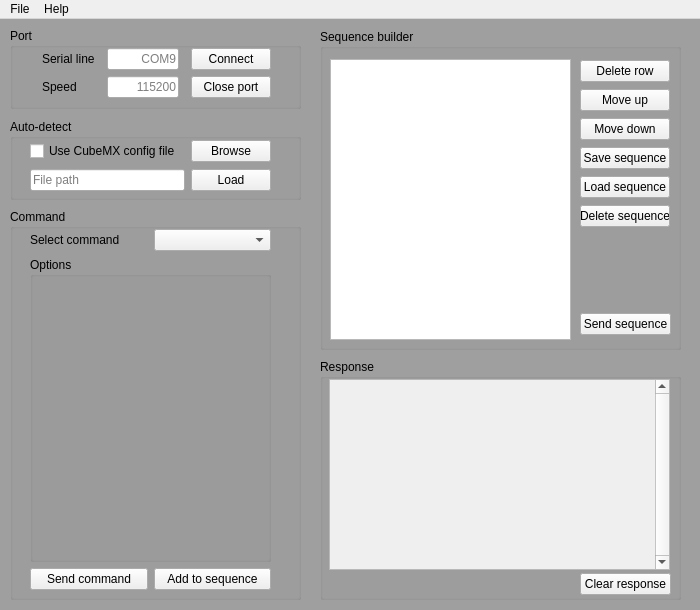
Old version of the form pyQt/stm_gui.ui in the repository AdamStork/dipterv.
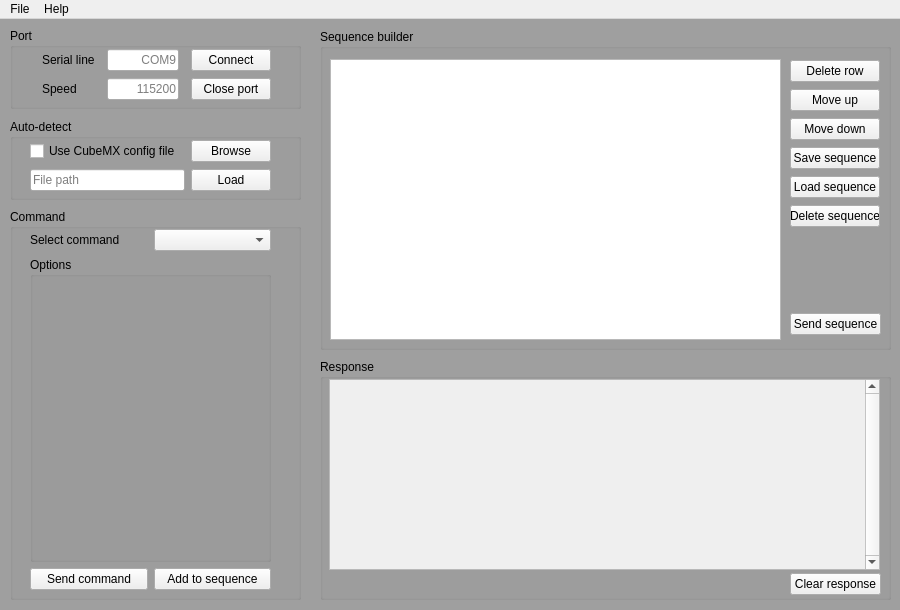
New version of the form.

The edit to the form file:
```diff
--- a/pyQt/stm_gui.ui
+++ b/pyQt/stm_gui.ui
@@ -6,7 +6,7 @@
    <rect>
     <x>0</x>
     <y>0</y>
-    <width>700</width>
+    <width>900</width>
     <height>610</height>
    </rect>
   </property>
@@ -18,13 +18,13 @@
   </property>
   <property name="minimumSize">
    <size>
-    <width>700</width>
+    <width>900</width>
     <height>610</height>
    </size>
   </property>
   <property name="maximumSize">
    <size>
-    <width>700</width>
+    <width>900</width>
     <height>610</height>
    </size>
   </property>
@@ -50,7 +50,7 @@
        <x>20</x>
        <y>20</y>
        <width>241</width>
-       <height>51</height>
+       <height>54</height>
       </rect>
      </property>
      <layout class="QGridLayout" name="port_layout">
@@ -253,7 +253,7 @@
      <rect>
       <x>320</x>
       <y>340</y>
-      <width>361</width>
+      <width>571</width>
       <height>241</height>
      </rect>
     </property>
@@ -265,7 +265,7 @@
       <rect>
        <x>9</x>
        <y>20</y>
-       <width>341</width>
+       <width>551</width>
        <height>191</height>
       </rect>
      </property>
@@ -283,7 +283,7 @@
        <rect>
         <x>0</x>
         <y>0</y>
-        <width>322</width>
+        <width>532</width>
         <height>189</height>
        </rect>
       </property>
@@ -292,7 +292,7 @@
         <rect>
          <x>10</x>
          <y>9</y>
-         <width>311</width>
+         <width>521</width>
          <height>171</height>
         </rect>
        </property>
@@ -307,7 +307,7 @@
     <widget class="QWidget" name="verticalLayoutWidget_5">
      <property name="geometry">
       <rect>
-       <x>260</x>
+       <x>470</x>
        <y>210</y>
        <width>91</width>
        <height>31</height>
@@ -382,7 +382,7 @@
      <rect>
       <x>320</x>
       <y>10</y>
-      <width>361</width>
+      <width>571</width>
       <height>321</height>
      </rect>
     </property>
@@ -392,7 +392,7 @@
     <widget class="QWidget" name="verticalLayoutWidget_2">
      <property name="geometry">
       <rect>
-       <x>260</x>
+       <x>470</x>
        <y>30</y>
        <width>90</width>
        <height>171</height>
@@ -448,7 +448,7 @@
       <rect>
        <x>10</x>
        <y>30</y>
-       <width>241</width>
+       <width>451</width>
        <height>281</height>
       </rect>
      </property>
@@ -461,7 +461,7 @@
     <widget class="QWidget" name="verticalLayoutWidget_4">
      <property name="geometry">
       <rect>
-       <x>260</x>
+       <x>470</x>
        <y>280</y>
        <width>91</width>
        <height>31</height>
@@ -483,7 +483,7 @@
      <rect>
       <x>-10</x>
       <y>0</y>
-      <width>721</width>
+      <width>911</width>
       <height>591</height>
      </rect>
     </property>
@@ -500,7 +500,7 @@
     <rect>
      <x>0</x>
      <y>0</y>
-     <width>700</width>
+     <width>900</width>
      <height>21</height>
     </rect>
    </property>
```
Left out of the diff: 22 changed lines with no effect on the pictures.
